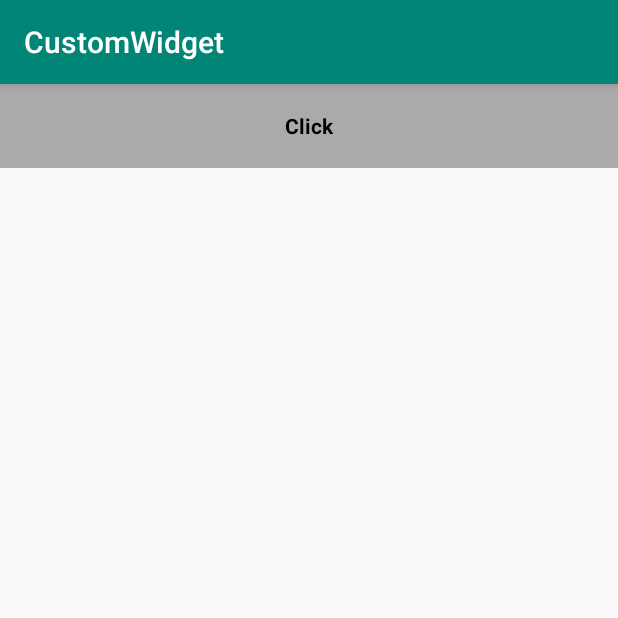
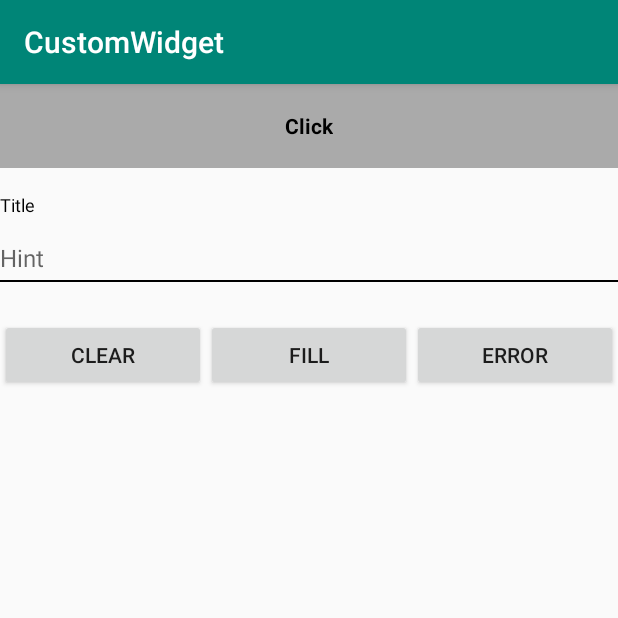
Before and after one commit to yunussim/SimCustomWidget, an Android app: the screen it shows after launch (MainActivity), on a phone screen of 412 x 824 dp, the top half of it. Run offline under Robolectric (Android 15) with nearby library versions, the phone set to English and light mode, and no system bars.

Commit message:
Add Sample - Title Text View

```diff
--- a/sample/src/main/java/cw/yunussimulya/gmail/com/customwidget/MainActivity.java
+++ b/sample/src/main/java/cw/yunussimulya/gmail/com/customwidget/MainActivity.java
@@ -4,12 +4,16 @@ import android.os.Handler;
 import android.support.v7.app.AppCompatActivity;
 import android.os.Bundle;
 import android.view.View;
+import android.widget.Button;
 
 import cw.yunussimulya.gmail.com.cw.LoadingButton;
+import cw.yunussimulya.gmail.com.cw.TitleTextView;
 
 public class MainActivity extends AppCompatActivity {
 
     LoadingButton loadingButton;
+    TitleTextView ttv;
+    Button bClearTTV, bFillTTV, bErrorTTV;
 
     @Override
     protected void onCreate(Bundle savedInstanceState) {
@@ -29,5 +33,31 @@ public class MainActivity extends AppCompatActivity {
                 }, 1000);
             }
         });
+
+        ttv = findViewById(R.id.ttv);
+
+        bClearTTV = findViewById(R.id.bClearTTV);
+        bFillTTV = findViewById(R.id.bFillTTV);
+        bErrorTTV = findViewById(R.id.bErrorTTV);
+        bClearTTV.setOnClickListener(new View.OnClickListener() {
+            @Override
+            public void onClick(View view) {
+                ttv.setContent("");
+            }
+        });
+
+        bFillTTV.setOnClickListener(new View.OnClickListener() {
+            @Override
+            public void onClick(View view) {
+                ttv.setContent("Content is here");
+            }
+        });
+
+        bErrorTTV.setOnClickListener(new View.OnClickListener() {
+            @Override
+            public void onClick(View view) {
+                ttv.showError(!ttv.isError());
+            }
+        });
     }
 }
--- a/sample/src/main/res/layout/activity_main.xml
+++ b/sample/src/main/res/layout/activity_main.xml
@@ -24,6 +24,47 @@
             app:lbTextColor="@android:color/black"
             app:lbTextSize="14sp"/>
 
+        <cw.yunussimulya.gmail.com.cw.TitleTextView
+            android:id="@+id/ttv"
+            android:layout_marginTop="16dp"
+            android:layout_width="match_parent"
+            android:layout_height="wrap_content"
+            app:ttvTextTitle="Title"
+            app:ttvTextError="Error is here"
+            app:ttvTextHint="Hint"
+            app:ttvColorContent="#000000"
+            app:ttvColorError="#FF0000"
+            app:ttvColorTitle="#000000" />
+
+        <LinearLayout
+            android:layout_width="match_parent"
+            android:layout_height="wrap_content"
+            android:orientation="horizontal"
+            android:weightSum="3">
+
+            <Button
+                android:id="@+id/bClearTTV"
+                android:layout_width="0dp"
+                android:layout_height="wrap_content"
+                android:layout_weight="1"
+                android:text="clear" />
+
+            <Button
+                android:id="@+id/bFillTTV"
+                android:layout_width="0dp"
+                android:layout_height="wrap_content"
+                android:layout_weight="1"
+                android:text="Fill" />
+
+            <Button
+                android:id="@+id/bErrorTTV"
+                android:layout_width="0dp"
+                android:layout_height="wrap_content"
+                android:layout_weight="1"
+                android:text="ERROR" />
+
+        </LinearLayout>
+
     </LinearLayout>
 
 </ScrollView>
```
